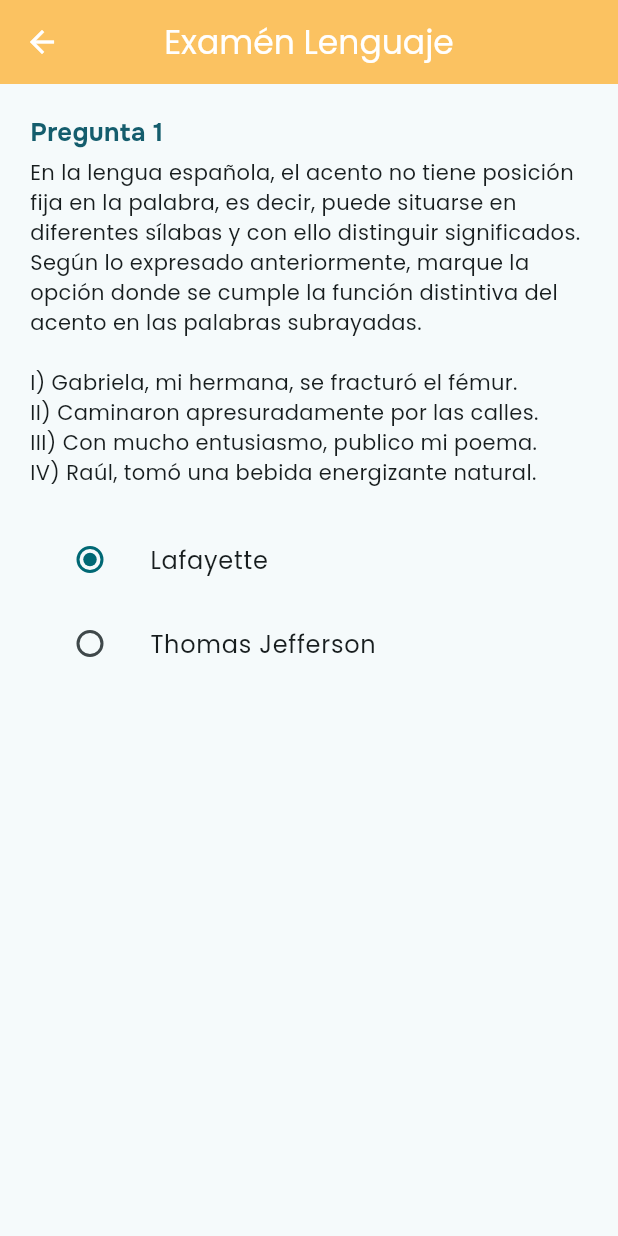
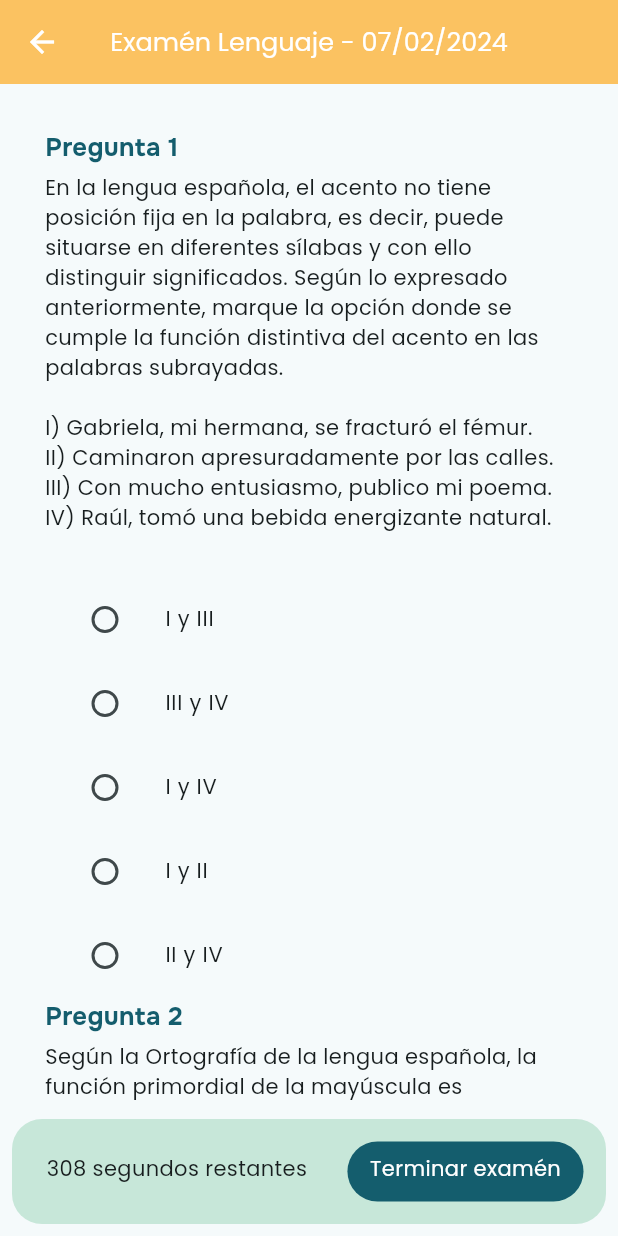
Before and after one commit to silverblade34/app_cerebritos, a Flutter app: the ExamCoursePage screen opened by its route, on a phone screen of 412 x 824 dp. Run offline on Flutter 3.47's test engine with Material 3 defaults, Android fonts, the phone set to English and light mode, and no system bars; our stand-ins replace flutter_easyloading, get, get_storage; accounts and stored records are empty.

Commit message:
se esta enviando dinamicamente las opciones de respuesta para los examenes y se esta creando el boton flotante para terminar examen

```diff
--- a/lib/app/ui/pages/examcourse/examcourse_page.dart
+++ b/lib/app/ui/pages/examcourse/examcourse_page.dart
@@ -1,10 +1,9 @@
 import 'package:app_cerebritos/app/controllers/examcourse_controller.dart';
-import 'package:app_cerebritos/app/ui/pages/examcourse/widgets/radio_buttom.dart';
+import 'package:app_cerebritos/app/ui/pages/examcourse/widgets/question_card.dart';
+import 'package:app_cerebritos/app/ui/pages/examcourse/widgets/timer_bottom.dart';
 import 'package:app_cerebritos/app/utils/style_utils.dart';
 import 'package:flutter/material.dart';
 import 'package:get/get.dart';
-
-enum SingingCharacter { lafayette, jefferson }
 
 class ExamCoursePage extends GetView<ExamCourseController> {
   const ExamCoursePage({super.key});
@@ -14,44 +13,91 @@
     return Scaffold(
       appBar: AppBar(
         title: const Text(
-          'Examén Lenguaje',
-          style: TextStyle(color: Colors.white),
+          'Examén Lenguaje - 07/02/2024',
+          style: TextStyle(color: Colors.white, fontSize: 17),
         ),
         iconTheme: const IconThemeData(color: Colors.white),
         backgroundColor: PRIMARY,
         centerTitle: true,
       ),
-      body: SingleChildScrollView(
-        child: SafeArea(
+      body: Column(
+        children: [
+          Expanded(
+            child: SingleChildScrollView(
+              physics: const BouncingScrollPhysics(),
               child: Padding(
-            padding: const EdgeInsets.all(20.0),
+                padding: const EdgeInsets.all(30.0),
                 child: Column(
-              crossAxisAlignment: CrossAxisAlignment.start,
                   children: [
-                Text(
-                  "Pregunta 1",
-                  style: TextStyle(
-                    fontSize: 17,
-                    fontWeight: FontWeight.bold,
-                    fontFamily: 'Onest',
-                    color: SECONDARY,
+                    QuestionCard(
+                      title: 'Pregunta 1',
+                      description:
+                          "En la lengua española, el acento no tiene posición fija en la palabra, es decir, puede situarse en diferentes sílabas y con ello distinguir significados. Según lo expresado anteriormente, marque la opción donde se cumple la función distintiva del acento en las palabras subrayadas. \n \nI) Gabriela, mi hermana, se fracturó el fémur.  \nII) Caminaron apresuradamente por las calles. \nIII) Con mucho entusiasmo, publico mi poema.\nIV) Raúl, tomó una bebida energizante natural.\n",
+                      img: '',
+                      options: [
+                        ResponseOption(label: 'I y III', value: '1'),
+                        ResponseOption(label: 'III y IV', value: '2'),
+                        ResponseOption(label: 'I y IV', value: '3'),
+                        ResponseOption(label: 'I y II', value: '4'),
+                        ResponseOption(label: 'II y IV', value: '5'),
+                      ],
                     ),
+                    QuestionCard(
+                      title: 'Pregunta 2',
+                      description:
+                          'Según la Ortografía de la lengua española, la función primordial de la mayúscula es diferenciar el nombre propio del nombre común. Considerando este aspecto normativo, señale los enunciados que presentan uso adecuado de estas letras.',
+                      img: '',
+                      options: [
+                        ResponseOption(
+                            label:
+                                'La Canciller Cecilia Gervasi expulsó al Embajador de México.',
+                            value: '6'),
+                        ResponseOption(
+                            label:
+                                'Desde el Morro de Arica, vimos las playas del océano Pacífico. ',
+                            value: '7'),
+                        ResponseOption(
+                            label:
+                                'Bergoglio, el vicario de Cristo, es el pastor de la Iglesia católica. ',
+                            value: '8'),
+                        ResponseOption(
+                            label:
+                                'Isabel, el Sol siempre sale por el Este y se oculta por el Oeste. ',
+                            value: '9'),
+                        ResponseOption(
+                            label:
+                                ' Las Líneas de Nazca han sido investigadas por María Reiche.',
+                            value: '10'),
+                      ],
                     ),
-                const SizedBox(
-                  height: 5,
+                    QuestionCard(
+                      title: 'Pregunta 3',
+                      description:
+                          'Un sustantivo colectivo es un nombre común que designa un conjunto de entes. A partir de la definición anterior, determine la serie de palabras que son sustantivos colectivos. ',
+                      img: '',
+                      options: [
+                        ResponseOption(
+                            label: 'muchedumbre, pléyade, caserío ',
+                            value: '6'),
+                        ResponseOption(
+                            label: 'piara, constelación, botellas ',
+                            value: '7'),
+                        ResponseOption(
+                            label: 'jauría, dosis, corifeo', value: '8'),
+                        ResponseOption(
+                            label: 'caravana, sillón, rebaño ', value: '9'),
+                        ResponseOption(
+                            label: 'legión, caries, flota ', value: '10'),
+                      ],
                     ),
-                Text(
-                    "En la lengua española, el acento no tiene posición fija en la palabra, es decir, puede situarse en diferentes sílabas y con ello distinguir significados. Según lo expresado anteriormente, marque la opción donde se cumple la función distintiva del acento en las palabras subrayadas. \n \n" +
-                        "I) Gabriela, mi hermana, se fracturó el fémur.  \n" +
-                        "II) Caminaron apresuradamente por las calles. \n" +
-                        "III) Con mucho entusiasmo, publico mi poema.\n" +
-                        "IV) Raúl, tomó una bebida energizante natural.\n"),
-                RadioButtom(),
                   ],
                 ),
               ),
             ),
           ),
+          TimerBottom()
+        ],
+      ),
     );
   }
 }
--- /dev/null
+++ b/lib/app/ui/pages/examcourse/widgets/question_card.dart
@@ -0,0 +1,66 @@
+import 'package:app_cerebritos/app/ui/pages/examcourse/widgets/radio_buttom.dart';
+import 'package:app_cerebritos/app/utils/style_utils.dart';
+import 'package:flutter/material.dart';
+
+class QuestionCard extends StatelessWidget {
+  final String title;
+  final String description;
+  final String img;
+  final List<ResponseOption> options;
+
+  const QuestionCard(
+      {Key? key,
+      required this.title,
+      required this.description,
+      required this.img,
+      required this.options})
+      : super(key: key);
+
+  @override
+  Widget build(BuildContext context) {
+    return Column(
+      crossAxisAlignment: CrossAxisAlignment.start,
+      children: [
+        Text(
+          title,
+          style: const TextStyle(
+            fontSize: 17,
+            fontWeight: FontWeight.bold,
+            fontFamily: 'Onest',
+            color: SECONDARY,
+          ),
+        ),
+        const SizedBox(
+          height: 5,
+        ),
+        Text(description),
+        if (img.isNotEmpty)
+          Image.network(
+            img,
+            width: 200,
+            errorBuilder: (context, error, stackTrace) {
+              return const Icon(Icons.error);
+            },
+          ),
+        const SizedBox(
+          height: 10,
+        ),
+        RadioButtom(
+          options: [
+            RadioOption(label: options[0].label, value: SingingCharacter.a),
+            RadioOption(label: options[1].label, value: SingingCharacter.b),
+            RadioOption(label: options[2].label, value: SingingCharacter.c),
+            RadioOption(label: options[3].label, value: SingingCharacter.d),
+            RadioOption(label: options[4].label, value: SingingCharacter.e),
+          ],
+        ),
+      ],
+    );
+  }
+}
+
+class ResponseOption {
+  final String label;
+  final String value;
+  ResponseOption({required this.label, required this.value});
+}
--- a/lib/app/ui/pages/examcourse/widgets/radio_buttom.dart
+++ b/lib/app/ui/pages/examcourse/widgets/radio_buttom.dart
@@ -1,26 +1,31 @@
 import 'package:flutter/material.dart';
 
-enum SingingCharacter { lafayette, jefferson }
+enum SingingCharacter { a, b, c, d, e }
 
 class RadioButtom extends StatefulWidget {
-  const RadioButtom({super.key});
+  final List<RadioOption> options;
+
+  const RadioButtom({Key? key, required this.options}) : super(key: key);
 
   @override
-  State<RadioButtom> createState() => _RadioExampleState();
+  _RadioButtomState createState() => _RadioButtomState();
 }
 
-class _RadioExampleState extends State<RadioButtom> {
-  SingingCharacter? _character = SingingCharacter.lafayette;
+class _RadioButtomState extends State<RadioButtom> {
+  SingingCharacter? _character;
 
   @override
   Widget build(BuildContext context) {
     return Column(
       crossAxisAlignment: CrossAxisAlignment.start,
-      children: <Widget>[
-        ListTile(
-          title: const Text('Lafayette'),
+      children: widget.options.map((option) {
+        return ListTile(
+          title: Text(
+            option.label,
+            style: TextStyle(fontSize: 14),
+          ),
           leading: Radio<SingingCharacter>(
-            value: SingingCharacter.lafayette,
+            value: option.value,
             groupValue: _character,
             onChanged: (SingingCharacter? value) {
               setState(() {
@@ -28,20 +33,15 @@
               });
             },
           ),
-        ),
-        ListTile(
-          title: const Text('Thomas Jefferson'),
-          leading: Radio<SingingCharacter>(
-            value: SingingCharacter.jefferson,
-            groupValue: _character,
-            onChanged: (SingingCharacter? value) {
-              setState(() {
-                _character = value;
-              });
-            },
-          ),
-        ),
-      ],
+        );
+      }).toList(),
     );
   }
 }
+
+class RadioOption {
+  final String label;
+  final SingingCharacter value;
+
+  RadioOption({required this.label, required this.value});
+}
--- /dev/null
+++ b/lib/app/ui/pages/examcourse/widgets/timer_bottom.dart
@@ -0,0 +1,44 @@
+import 'package:app_cerebritos/app/utils/style_utils.dart';
+import 'package:flutter/material.dart';
+
+class TimerBottom extends StatelessWidget {
+  const TimerBottom({super.key});
+
+  @override
+  Widget build(BuildContext context) {
+    return Padding(
+      padding: const EdgeInsets.all(8.0),
+      child: Container(
+        padding: const EdgeInsets.all(15.0),
+        width: double.infinity,
+        height: 70,
+        decoration: const BoxDecoration(
+          color: Color.fromARGB(255, 199, 231, 217),
+          borderRadius: BorderRadius.all(Radius.circular(20)),
+        ),
+        child: Row(
+          mainAxisAlignment: MainAxisAlignment.spaceBetween,
+          children: <Widget>[
+            Container(
+              height: 40,
+              padding: const EdgeInsets.all(8.0),
+              child: const Text('308 segundos restantes'),
+            ),
+            Container(
+              height: 40,
+              padding: const EdgeInsets.symmetric(horizontal: 15, vertical: 8),
+              decoration: BoxDecoration(
+                borderRadius: BorderRadius.circular(100),
+                color: SECONDARY,
+              ),
+              child: const Text(
+                'Terminar examén',
+                style: TextStyle(color: Colors.white),
+              ),
+            ),
+          ],
+        ),
+      ),
+    );
+  }
+}
```
Lines whose indentation alone changed are shown as unchanged.
